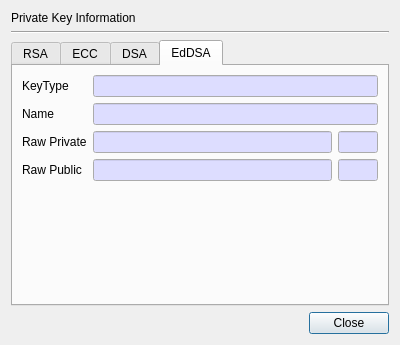
This is CertMan/pri_key_info_dlg.ui in jykim74/CertMan as Qt 5 draws it before an edit. The edited form follows.
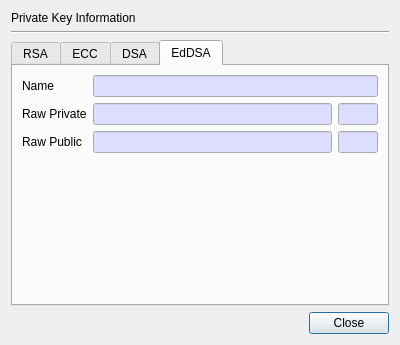
This is the edited form.

Commit message:
EdDSA 키 정보에서 KeyType 제거
Name 과 정보가 중복됨

```diff
--- a/CertMan/pri_key_info_dlg.ui
+++ b/CertMan/pri_key_info_dlg.ui
@@ -1811,28 +1811,172 @@
       <layout class="QVBoxLayout" name="verticalLayout_5">
        <item>
         <layout class="QGridLayout" name="gridLayout_5">
-         <item row="2" column="0">
+         <item row="1" column="0">
           <widget class="QLabel" name="label_20">
            <property name="text">
             <string>Raw Private</string>
            </property>
           </widget>
          </item>
-         <item row="3" column="0">
+         <item row="0" column="1" colspan="2">
+          <widget class="QLineEdit" name="mEdDSA_NameText">
+           <property name="palette">
+            <palette>
+             <active>
+              <colorrole role="Base">
+               <brush brushstyle="SolidPattern">
+                <color alpha="255">
+                 <red>221</red>
+                 <green>221</green>
+                 <blue>255</blue>
+                </color>
+               </brush>
+              </colorrole>
+             </active>
+             <inactive>
+              <colorrole role="Base">
+               <brush brushstyle="SolidPattern">
+                <color alpha="255">
+                 <red>221</red>
+                 <green>221</green>
+                 <blue>255</blue>
+                </color>
+               </brush>
+              </colorrole>
+             </inactive>
+             <disabled>
+              <colorrole role="Base">
+               <brush brushstyle="SolidPattern">
+                <color alpha="255">
+                 <red>240</red>
+                 <green>240</green>
+                 <blue>240</blue>
+                </color>
+               </brush>
+              </colorrole>
+             </disabled>
+            </palette>
+           </property>
+           <property name="readOnly">
+            <bool>true</bool>
+           </property>
+          </widget>
+         </item>
+         <item row="2" column="0">
           <widget class="QLabel" name="label_21">
            <property name="text">
             <string>Raw Public</string>
            </property>
           </widget>
          </item>
-         <item row="1" column="0">
+         <item row="0" column="0">
           <widget class="QLabel" name="label_19">
            <property name="text">
             <string>Name</string>
            </property>
           </widget>
          </item>
+         <item row="2" column="2">
+          <widget class="QLineEdit" name="mEdDSA_RawPublicLenText">
+           <property name="minimumSize">
+            <size>
+             <width>40</width>
+             <height>0</height>
+            </size>
+           </property>
+           <property name="maximumSize">
+            <size>
+             <width>40</width>
+             <height>16777215</height>
+            </size>
+           </property>
+           <property name="palette">
+            <palette>
+             <active>
+              <colorrole role="Base">
+               <brush brushstyle="SolidPattern">
+                <color alpha="255">
+                 <red>221</red>
+                 <green>221</green>
+                 <blue>255</blue>
+                </color>
+               </brush>
+              </colorrole>
+             </active>
+             <inactive>
+              <colorrole role="Base">
+               <brush brushstyle="SolidPattern">
+                <color alpha="255">
+                 <red>221</red>
+                 <green>221</green>
+                 <blue>255</blue>
+                </color>
+               </brush>
+              </colorrole>
+             </inactive>
+             <disabled>
+              <colorrole role="Base">
+               <brush brushstyle="SolidPattern">
+                <color alpha="255">
+                 <red>240</red>
+                 <green>240</green>
+                 <blue>240</blue>
+                </color>
+               </brush>
+              </colorrole>
+             </disabled>
+            </palette>
+           </property>
+           <property name="readOnly">
+            <bool>true</bool>
+           </property>
+          </widget>
+         </item>
          <item row="2" column="1">
+          <widget class="QLineEdit" name="mEdDSA_RawPublicText">
+           <property name="palette">
+            <palette>
+             <active>
+              <colorrole role="Base">
+               <brush brushstyle="SolidPattern">
+                <color alpha="255">
+                 <red>221</red>
+                 <green>221</green>
+                 <blue>255</blue>
+                </color>
+               </brush>
+              </colorrole>
+             </active>
+             <inactive>
+              <colorrole role="Base">
+               <brush brushstyle="SolidPattern">
+                <color alpha="255">
+                 <red>221</red>
+                 <green>221</green>
+                 <blue>255</blue>
+                </color>
+               </brush>
+              </colorrole>
+             </inactive>
+             <disabled>
+              <colorrole role="Base">
+               <brush brushstyle="SolidPattern">
+                <color alpha="255">
+                 <red>240</red>
+                 <green>240</green>
+                 <blue>240</blue>
+                </color>
+               </brush>
+              </colorrole>
+             </disabled>
+            </palette>
+           </property>
+           <property name="readOnly">
+            <bool>true</bool>
+           </property>
+          </widget>
+         </item>
+         <item row="1" column="1">
           <widget class="QLineEdit" name="mEdDSA_RawPrivateText">
            <property name="palette">
             <palette>
@@ -1876,14 +2020,7 @@
            </property>
           </widget>
          </item>
-         <item row="0" column="0">
-          <widget class="QLabel" name="label_18">
-           <property name="text">
-            <string>KeyType</string>
-           </property>
-          </widget>
-         </item>
-         <item row="2" column="2">
+         <item row="1" column="2">
           <widget class="QLineEdit" name="mEdDSA_RawPrivateLenText">
            <property name="minimumSize">
             <size>
@@ -1897,194 +2034,6 @@
              <height>16777215</height>
             </size>
            </property>
-           <property name="palette">
-            <palette>
-             <active>
-              <colorrole role="Base">
-               <brush brushstyle="SolidPattern">
-                <color alpha="255">
-                 <red>221</red>
-                 <green>221</green>
-                 <blue>255</blue>
-                </color>
-               </brush>
-              </colorrole>
-             </active>
-             <inactive>
-              <colorrole role="Base">
-               <brush brushstyle="SolidPattern">
-                <color alpha="255">
-                 <red>221</red>
-                 <green>221</green>
-                 <blue>255</blue>
-                </color>
-               </brush>
-              </colorrole>
-             </inactive>
-             <disabled>
-              <colorrole role="Base">
-               <brush brushstyle="SolidPattern">
-                <color alpha="255">
-                 <red>240</red>
-                 <green>240</green>
-                 <blue>240</blue>
-                </color>
-               </brush>
-              </colorrole>
-             </disabled>
-            </palette>
-           </property>
-           <property name="readOnly">
-            <bool>true</bool>
-           </property>
-          </widget>
-         </item>
-         <item row="3" column="1">
-          <widget class="QLineEdit" name="mEdDSA_RawPublicText">
-           <property name="palette">
-            <palette>
-             <active>
-              <colorrole role="Base">
-               <brush brushstyle="SolidPattern">
-                <color alpha="255">
-                 <red>221</red>
-                 <green>221</green>
-                 <blue>255</blue>
-                </color>
-               </brush>
-              </colorrole>
-             </active>
-             <inactive>
-              <colorrole role="Base">
-               <brush brushstyle="SolidPattern">
-                <color alpha="255">
-                 <red>221</red>
-                 <green>221</green>
-                 <blue>255</blue>
-                </color>
-               </brush>
-              </colorrole>
-             </inactive>
-             <disabled>
-              <colorrole role="Base">
-               <brush brushstyle="SolidPattern">
-                <color alpha="255">
-                 <red>240</red>
-                 <green>240</green>
-                 <blue>240</blue>
-                </color>
-               </brush>
-              </colorrole>
-             </disabled>
-            </palette>
-           </property>
-           <property name="readOnly">
-            <bool>true</bool>
-           </property>
-          </widget>
-         </item>
-         <item row="3" column="2">
-          <widget class="QLineEdit" name="mEdDSA_RawPublicLenText">
-           <property name="minimumSize">
-            <size>
-             <width>40</width>
-             <height>0</height>
-            </size>
-           </property>
-           <property name="maximumSize">
-            <size>
-             <width>40</width>
-             <height>16777215</height>
-            </size>
-           </property>
-           <property name="palette">
-            <palette>
-             <active>
-              <colorrole role="Base">
-               <brush brushstyle="SolidPattern">
-                <color alpha="255">
-                 <red>221</red>
-                 <green>221</green>
-                 <blue>255</blue>
-                </color>
-               </brush>
-              </colorrole>
-             </active>
-             <inactive>
-              <colorrole role="Base">
-               <brush brushstyle="SolidPattern">
-                <color alpha="255">
-                 <red>221</red>
-                 <green>221</green>
-                 <blue>255</blue>
-                </color>
-               </brush>
-              </colorrole>
-             </inactive>
-             <disabled>
-              <colorrole role="Base">
-               <brush brushstyle="SolidPattern">
-                <color alpha="255">
-                 <red>240</red>
-                 <green>240</green>
-                 <blue>240</blue>
-                </color>
-               </brush>
-              </colorrole>
-             </disabled>
-            </palette>
-           </property>
-           <property name="readOnly">
-            <bool>true</bool>
-           </property>
-          </widget>
-         </item>
-         <item row="0" column="1" colspan="2">
-          <widget class="QLineEdit" name="mEdDSA_KeyTypeText">
-           <property name="palette">
-            <palette>
-             <active>
-              <colorrole role="Base">
-               <brush brushstyle="SolidPattern">
-                <color alpha="255">
-                 <red>221</red>
-                 <green>221</green>
-                 <blue>255</blue>
-                </color>
-               </brush>
-              </colorrole>
-             </active>
-             <inactive>
-              <colorrole role="Base">
-               <brush brushstyle="SolidPattern">
-                <color alpha="255">
-                 <red>221</red>
-                 <green>221</green>
-                 <blue>255</blue>
-                </color>
-               </brush>
-              </colorrole>
-             </inactive>
-             <disabled>
-              <colorrole role="Base">
-               <brush brushstyle="SolidPattern">
-                <color alpha="255">
-                 <red>240</red>
-                 <green>240</green>
-                 <blue>240</blue>
-                </color>
-               </brush>
-              </colorrole>
-             </disabled>
-            </palette>
-           </property>
-           <property name="readOnly">
-            <bool>true</bool>
-           </property>
-          </widget>
-         </item>
-         <item row="1" column="1" colspan="2">
-          <widget class="QLineEdit" name="mEdDSA_NameText">
            <property name="palette">
             <palette>
              <active>
```
The commit also changes 3 other files.
